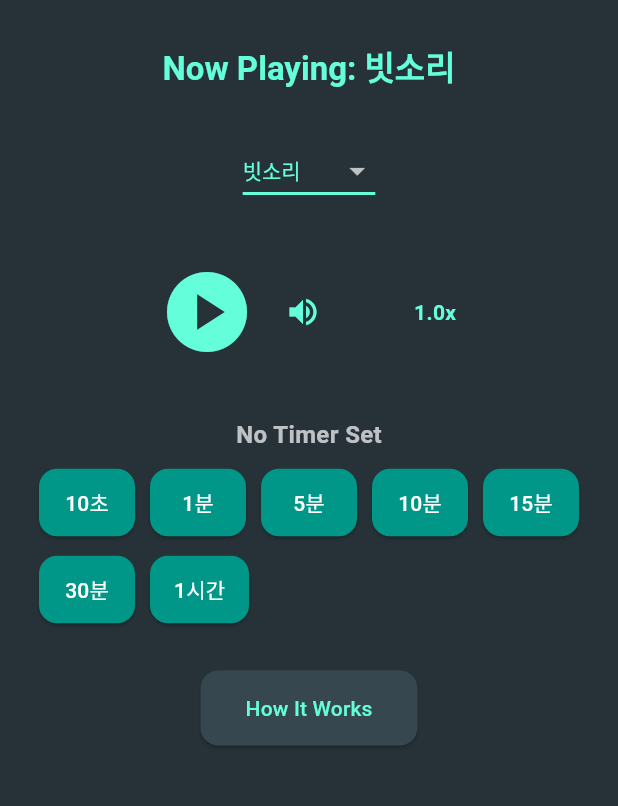
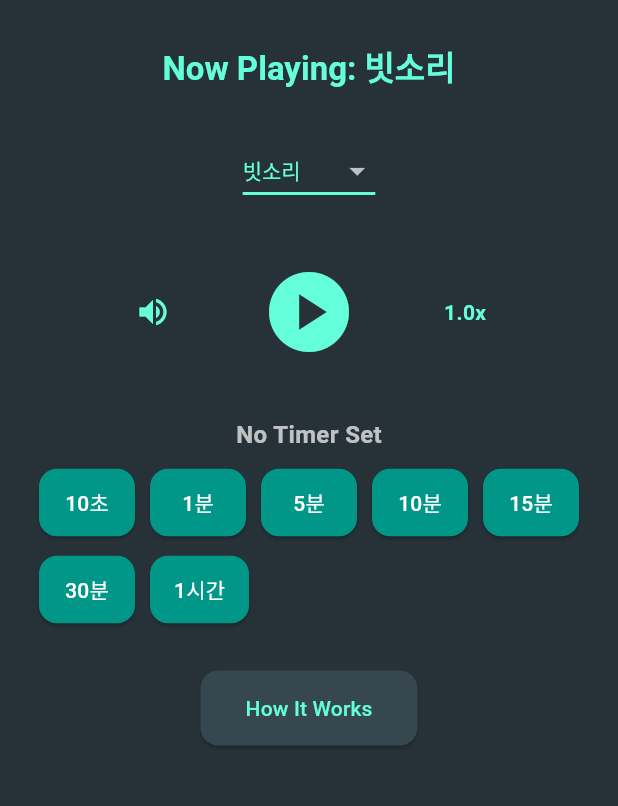
Before and after one commit to Catnap7/flutter_sleepy, a Flutter app: the screen it shows after launch, on a phone screen of 412 x 824 dp, the part 63-869 px from its top. Run offline on Flutter 3.47's test engine with Material 3 defaults, Android fonts, the phone set to English and light mode, and no system bars; our stand-ins replace device_info_plus, flutter_local_notifications, just_audio, permission_handler, shared_preferences; missing offline and left inert: audio_session, flutter_background_service; statements that could not run were skipped.

Commit message:
재생버튼 위치 중앙으로 변경

```diff
--- a/lib/widgets/audio_controls.dart
+++ b/lib/widgets/audio_controls.dart
@@ -6,13 +6,15 @@ import 'package:just_audio/just_audio.dart';
 class AudioControls extends StatelessWidget {
   final AudioPlayer player;
 
-  const AudioControls(this.player, {Key? key}) : super(key: key);
+  const AudioControls(this.player, {super.key});
 
   @override
   Widget build(BuildContext context) {
     return Row(
       mainAxisAlignment: MainAxisAlignment.center,
       children: [
+        _buildVolumeControl(context),
+        const SizedBox(width: 40.0),
         // 재생/일시정지 버튼
         StreamBuilder<PlayerState>(
           stream: player.playerStateStream,
@@ -47,7 +49,6 @@ class AudioControls extends StatelessWidget {
             );
           },
         ),
-        _buildVolumeControl(context),
         const SizedBox(width: 40),
         _buildSpeedControl(context),
       ],
```
